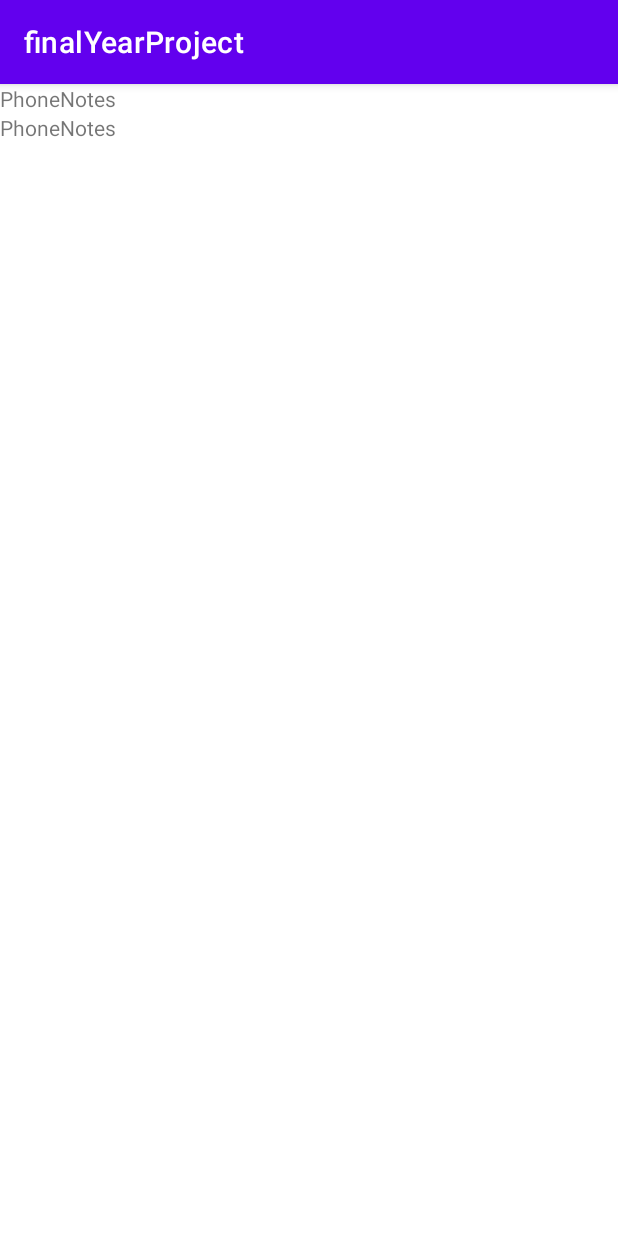
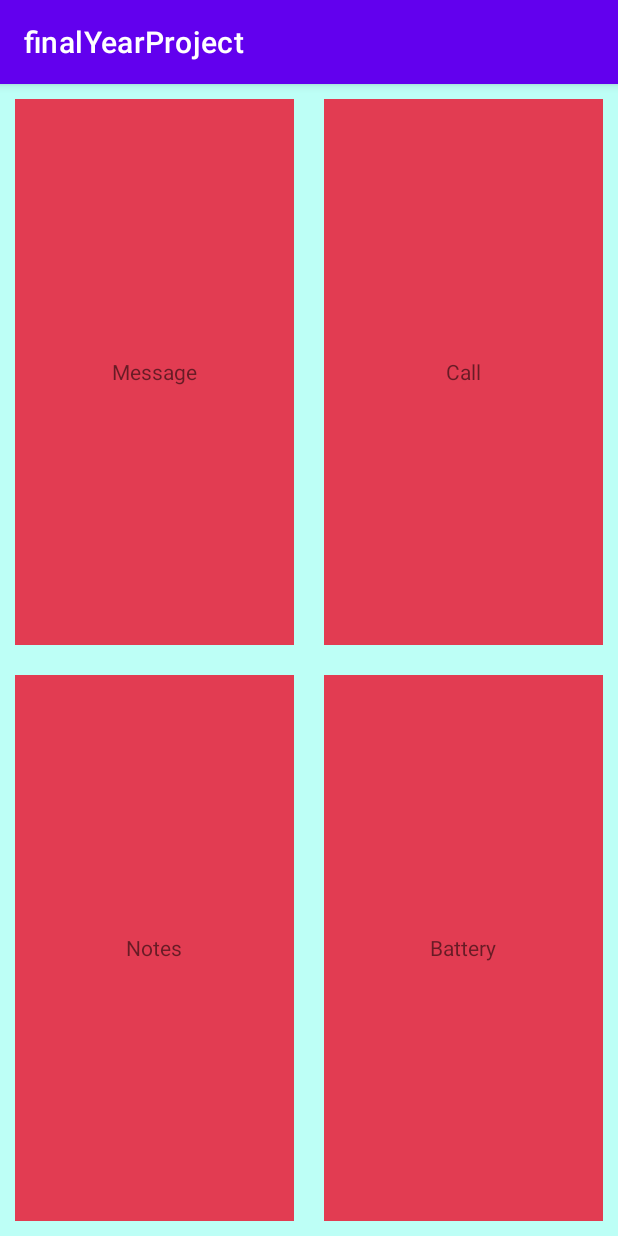
Before and after one commit to deepshikha-coder/BlindApp, an Android app: the screen it shows after launch (MainActivity), on a phone screen of 412 x 824 dp. Run offline under Robolectric (Android 15) with nearby library versions, the phone set to English and light mode, and no system bars.

Commit message:
Created Home Layout

```diff
--- a/app/src/main/res/layout/activity_main.xml
+++ b/app/src/main/res/layout/activity_main.xml
@@ -4,30 +4,65 @@
     xmlns:tools="http://schemas.android.com/tools"
     android:layout_width="match_parent"
     android:layout_height="match_parent"
+    android:gravity="fill_vertical"
     tools:context=".MainActivity">
-    <TableRow>
+
+    <TableRow
+        android:layout_weight="1"
+        android:layout_height="0dp"
+        android:layout_width="match_parent"
+        android:background="@color/RowColor">
+
         <TextView
-            android:layout_column="1"
-            android:text="Phone"
-            app:cardBackgroundColor="@color/teal_200" />
+            android:text="Message"
+            android:layout_margin="10dp"
+            android:layout_weight="1"
+            android:gravity="center"
+            android:layout_height="match_parent"
+            android:layout_width="0dp"
+            android:background="@color/CardColor"
+            android:clickable="true"/>
+
         <TextView
-            android:layout_column="2"
-            android:text="Notes"
-            app:cardBackgroundColor="@color/teal_200" />
+            android:gravity="center"
+            android:text="Call"
+            android:layout_margin="10dp"
+            android:layout_weight="1"
+            android:layout_height="match_parent"
+            android:layout_width="0dp"
+            android:background="@color/CardColor"
+            android:clickable="true"/>
+
     </TableRow>
 
-    <TableRow>
+    <TableRow
+        android:layout_weight="1"
+        android:layout_height="0dp"
+        android:layout_width="match_parent"
+        android:background="@color/RowColor">
 
         <TextView
-            android:layout_column="1"
-            android:text="Phone"
-            app:cardBackgroundColor="@color/teal_200" />
+            android:text="Notes"
+            android:layout_weight="1"
+            android:gravity="center"
+            android:layout_margin="10dp"
+            android:layout_height="match_parent"
+            android:layout_width="0dp"
+            android:background="@color/CardColor"
+            android:clickable="true"
+            />
 
         <TextView
-            android:layout_column="2"
-            android:text="Notes"
-            app:cardBackgroundColor="@color/teal_200" />
+            android:text="Battery"
+            android:layout_weight="1"
+            android:gravity="center"
+            android:layout_margin="10dp"
+            android:layout_height="match_parent"
+            android:layout_width="0dp"
+            android:background="@color/CardColor"
+            android:clickable="true"/>
+
     </TableRow>
 
 
-    </TableLayout>
+</TableLayout>
--- a/app/src/main/res/values/colors.xml
+++ b/app/src/main/res/values/colors.xml
@@ -7,4 +7,7 @@
     <color name="teal_700">#FF018786</color>
     <color name="black">#FF000000</color>
     <color name="white">#FFFFFFFF</color>
+    <color name="RowColor">#bdfff6</color>
+    <color name="CardColor">#e23c52</color>
+
 </resources>
```
